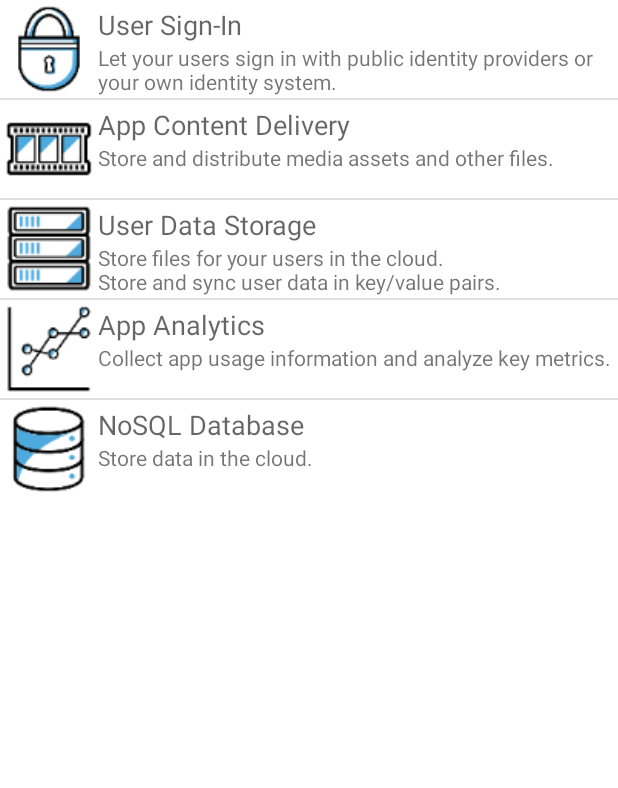
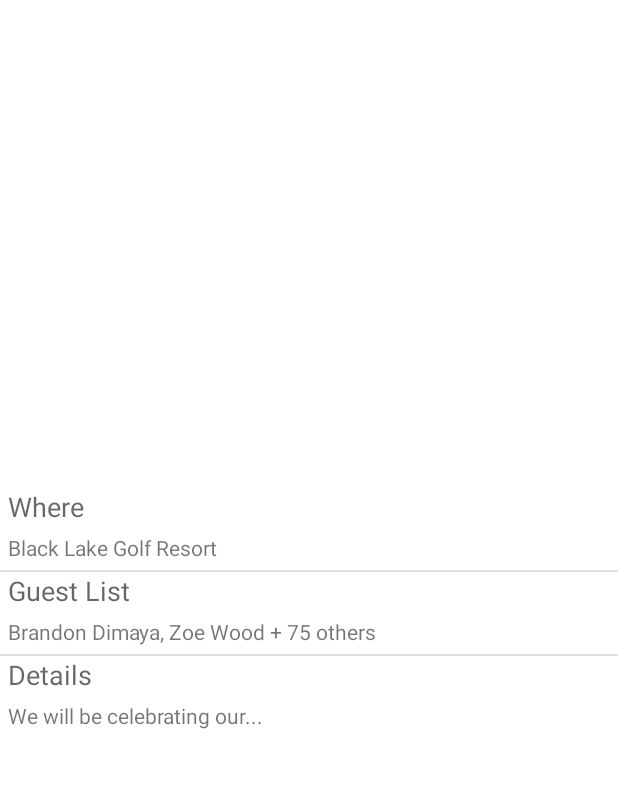
Before and after one commit to jonathan-pe/lifeline, an Android app: the HomeDemoFragment screen opened directly, with no data from a screen before it, on a phone screen of 412 x 824 dp, the part 84-872 px from its top. Run offline under Robolectric (Android 15) with nearby library versions, the light colour scheme and no system bars; libraries missing offline, so code that uses them is left out: com.amazonaws.mobileconnectors, com.amazonaws.services; 21 statements that could not run were skipped.

Commit message:
changed home page details and reverted nosql changes to allow for compilation

```diff
--- a/app/src/main/java/com/lifeline/demo/DemoConfiguration.java
+++ b/app/src/main/java/com/lifeline/demo/DemoConfiguration.java
@@ -43,19 +43,19 @@ public class DemoConfiguration {
                         R.string.feature_user_data_storage_demo_button_user_settings,
                         UserSettingsDemoFragment.class)
         );
-        addDemoFeature("app_analytics", R.mipmap.app_analytics,
-                R.string.feature_app_analytics_title, R.string.feature_app_analytics_subtitle,
-                R.string.feature_app_analytics_overview,
-                R.string.feature_app_analytics_description,
-                R.string.feature_app_analytics_powered_by,
-                new DemoItem(R.string.main_fragment_title_app_analytics,
-                        R.mipmap.app_analytics, R.string.feature_app_analytics_demo_button,
-                        AppAnalyticsDemoFragment.class));
-        addDemoFeature("nosql_database", R.mipmap.database, R.string.feature_nosql_database_title,
-            R.string.feature_nosql_database_subtitle, R.string.feature_nosql_database_overview,
-            R.string.feature_nosql_database_description, R.string.feature_nosql_database_powered_by,
-            new DemoItem(R.string.main_fragment_title_nosql_database, R.mipmap.database,
-                R.string.feature_nosql_database_demo_button, NoSQLSelectTableDemoFragment.class));
+//        addDemoFeature("app_analytics", R.mipmap.app_analytics,
+//                R.string.feature_app_analytics_title, R.string.feature_app_analytics_subtitle,
+//                R.string.feature_app_analytics_overview,
+//                R.string.feature_app_analytics_description,
+//                R.string.feature_app_analytics_powered_by,
+//                new DemoItem(R.string.main_fragment_title_app_analytics,
+//                        R.mipmap.app_analytics, R.string.feature_app_analytics_demo_button,
+//                        AppAnalyticsDemoFragment.class));
+//        addDemoFeature("nosql_database", R.mipmap.database, R.string.feature_nosql_database_title,
+//            R.string.feature_nosql_database_subtitle, R.string.feature_nosql_database_overview,
+//            R.string.feature_nosql_database_description, R.string.feature_nosql_database_powered_by,
+//            new DemoItem(R.string.main_fragment_title_nosql_database, R.mipmap.database,
+//                R.string.feature_nosql_database_demo_button, NoSQLSelectTableDemoFragment.class));
     }
 
     public static List<DemoFeature> getDemoFeatureList() {
--- a/app/src/main/java/com/lifeline/demo/HomeDemoFragment.java
+++ b/app/src/main/java/com/lifeline/demo/HomeDemoFragment.java
@@ -76,7 +76,7 @@ public class HomeDemoFragment extends DemoFragmentBase {
             if (convertView == null) {
                 view = inflater.inflate(R.layout.list_item_icon_text_with_subtitle, parent, false);
                 holder = new ViewHolder();
-                holder.iconImageView = (ImageView) view.findViewById(R.id.list_item_icon);
+//                holder.iconImageView = (ImageView) view.findViewById(R.id.list_item_icon);
                 holder.titleTextView = (TextView) view.findViewById(R.id.list_item_title);
                 holder.subtitleTextView = (TextView) view.findViewById(R.id.list_item_subtitle);
                 view.setTag(holder);
@@ -86,7 +86,7 @@ public class HomeDemoFragment extends DemoFragmentBase {
             }
 
             DemoConfiguration.DemoFeature item = getItem(position);
-            holder.iconImageView.setImageResource(item.iconResId);
+//            holder.iconImageView.setImageResource(item.iconResId);
             holder.titleTextView.setText(item.titleResId);
             holder.subtitleTextView.setText(item.subtitleResId);
 
@@ -95,7 +95,7 @@ public class HomeDemoFragment extends DemoFragmentBase {
     }
 
     private static final class ViewHolder {
-        ImageView iconImageView;
+//        ImageView iconImageView;
         TextView titleTextView;
         TextView subtitleTextView;
     }
--- a/app/src/main/res/layout/fragment_demo_home.xml
+++ b/app/src/main/res/layout/fragment_demo_home.xml
@@ -9,5 +9,6 @@
     <ListView
         android:layout_width="match_parent"
         android:layout_height="wrap_content"
-        android:id="@android:id/list"/>
+        android:id="@android:id/list"
+        android:layout_marginTop="325dp" />
 </LinearLayout>
--- a/app/src/main/res/layout/list_item_icon_text_with_subtitle.xml
+++ b/app/src/main/res/layout/list_item_icon_text_with_subtitle.xml
@@ -2,12 +2,6 @@
 <RelativeLayout xmlns:android="http://schemas.android.com/apk/res/android"
                 android:layout_width="match_parent"
                 android:layout_height="match_parent">
-
-    <ImageView
-        android:id="@+id/list_item_icon"
-        android:layout_width="65dp"
-        android:layout_height="65dp"
-        android:padding="4dp"/>
 
     <TextView
         android:layout_width="fill_parent"
@@ -15,9 +9,8 @@
         android:textAppearance="?android:attr/textAppearanceMedium"
         android:id="@+id/list_item_title"
         android:layout_alignTop="@id/list_item_icon"
-        android:layout_toRightOf="@+id/list_item_icon"
-        android:layout_alignParentRight="true"
-        android:layout_marginTop="4dp"/>
+        android:layout_alignParentLeft="true"
+        android:layout_marginLeft="5dp" />
 
     <TextView
         android:layout_width="fill_parent"
@@ -25,7 +18,9 @@
         android:textAppearance="?android:attr/textAppearanceSmall"
         android:id="@+id/list_item_subtitle"
         android:layout_below="@id/list_item_title"
-        android:layout_toRightOf="@+id/list_item_icon"
+        android:layout_toRightOf="@id/list_item_title"
         android:layout_alignLeft="@+id/list_item_title"
-        android:layout_alignParentRight="true"/>
+        android:layout_alignParentRight="true"
+        android:layout_marginTop="5dp"
+        android:paddingBottom="5dp" />
 </RelativeLayout>
--- a/app/src/main/res/values/strings.xml
+++ b/app/src/main/res/values/strings.xml
@@ -19,6 +19,7 @@
   <string name="title_activity_sign_in">Sign-in</string>
   <string name="button_text_sign_in">SIGN IN</string>
   <string name="button_text_sign_out">SIGN OUT</string>
+  <string name="button_text_add_event">+</string>
   <string name="sign_in_email">Email</string>
   <string name="sign_in_username">Username/Phone Number (+15551234567)</string>
   <string name="sign_in_password">Password</string>
@@ -63,8 +64,8 @@
 
   <string name="fragment_demo_instruction_overview_header">Overview</string>
   <string name="fragment_demo_instruction_description_header">Sample App Features</string>
-  <string name="feature_sign_in_title">User Sign-In</string>
-  <string name="feature_sign_in_subtitle">Let your users sign in with public identity providers or your own identity system.</string>
+  <string name="feature_sign_in_title">Where</string>
+  <string name="feature_sign_in_subtitle">Black Lake Golf Resort</string>
   <string name="feature_sign_in_overview">Whether your users sign in or not, the User sign-in feature configures Amazon Cognito to uniquely identify the user and provide your app the appropriate credentials to access your AWS resources.</string>
   <string name="feature_sign_in_description">The Sample App demonstrates assignment of a unique identifier for the user, the Amazon Cognito User ID. If optional or mandatory User Sign-in has been enabled in your project, then the Sample App also includes a sign-in screen, with a button for each configured sign-in provider.</string>
   <string name="feature_sign_in_powered_by">Powered by Amazon Cognito</string>
@@ -75,15 +76,15 @@
   <string name="feature_app_analytics_description">The Sample App records user session activity in metrics that may be viewed in the Amazon Mobile Analytics console. It also provides buttons to demonstrate generating a custom or monetization event, which records user activity, such as the sale of an in-app purchase item.</string>
   <string name="feature_app_analytics_powered_by">Powered by Amazon Mobile Analytics</string>
   <string name="feature_app_analytics_demo_button">Demo App Analytics</string>
-  <string name="feature_user_data_storage_title">User Data Storage</string>
-  <string name="feature_user_data_storage_subtitle">Store files for your users in the cloud.\nStore and sync user data in key/value pairs.</string>
+  <string name="feature_user_data_storage_title">Details</string>
+  <string name="feature_user_data_storage_subtitle">We will be celebrating our...</string>
   <string name="feature_user_data_storage_overview">Store user files such as photos in the cloud. Save user data in key/value pairs and sync across devices that are signed-in with the same user.</string>
   <string name="feature_user_data_storage_description">The Sample App demonstrates User File Storage and User Profile Data. The User File Storage demonstration includes a remote file explorer, which allows you to upload and download files from your Amazon S3 bucket. You will have access to two folders, a public folder where files are accessible to all users and a private folder where files are only accessible by the current app user.\n\nThe User Profile Data demonstration stores an app color theme using Amazon Cognito Sync and synchronizes that data across all of the user\'s devices as key/value pairs.</string>
   <string name="feature_user_data_storage_powered_by">Powered by Amazon Cognito and Amazon S3</string>
   <string name="feature_user_data_storage_demo_button_user_file_storage">Demo User File Storage</string>
   <string name="feature_user_data_storage_demo_button_user_settings">Demo User Profile Data</string>
-  <string name="feature_app_content_delivery_title">App Content Delivery</string>
-  <string name="feature_app_content_delivery_subtitle">Store and distribute media assets and other files.</string>
+  <string name="feature_app_content_delivery_title">Guest List</string>
+  <string name="feature_app_content_delivery_subtitle">Brandon Dimaya, Zoe Wood + 75 others</string>
   <string name="feature_app_content_delivery_overview">Store app assets like resource files in the cloud. Download and cache files in your app.</string>
   <string name="feature_app_content_delivery_description">The Sample App demonstrates file download and caching by providing a remote file explorer. You can download files from Amazon S3 (and optionally Amazon CloudFront) and pin them to the cache on device by clicking on each file entry. From the menu, you can download all recent files, set the cache size limit, or clear the cache.</string>
   <string name="feature_app_content_delivery_powered_by">Powered by Amazon S3 and Amazon CloudFront</string>
--- a/build.gradle
+++ b/build.gradle
@@ -14,7 +14,7 @@ buildscript {
         jcenter()
     }
     dependencies {
-        classpath 'com.android.tools.build:gradle:2.2.2'
+        classpath 'com.android.tools.build:gradle:2.2.3'
 
     }
 }
```
Also changed, not shown: 1883 other files.
